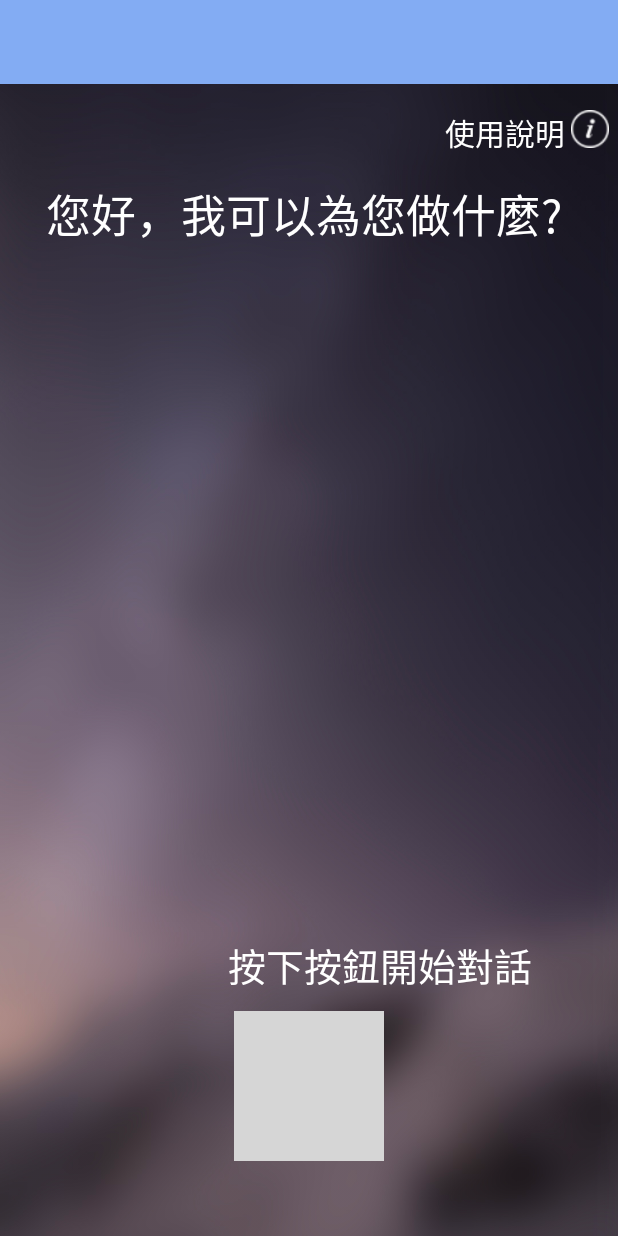
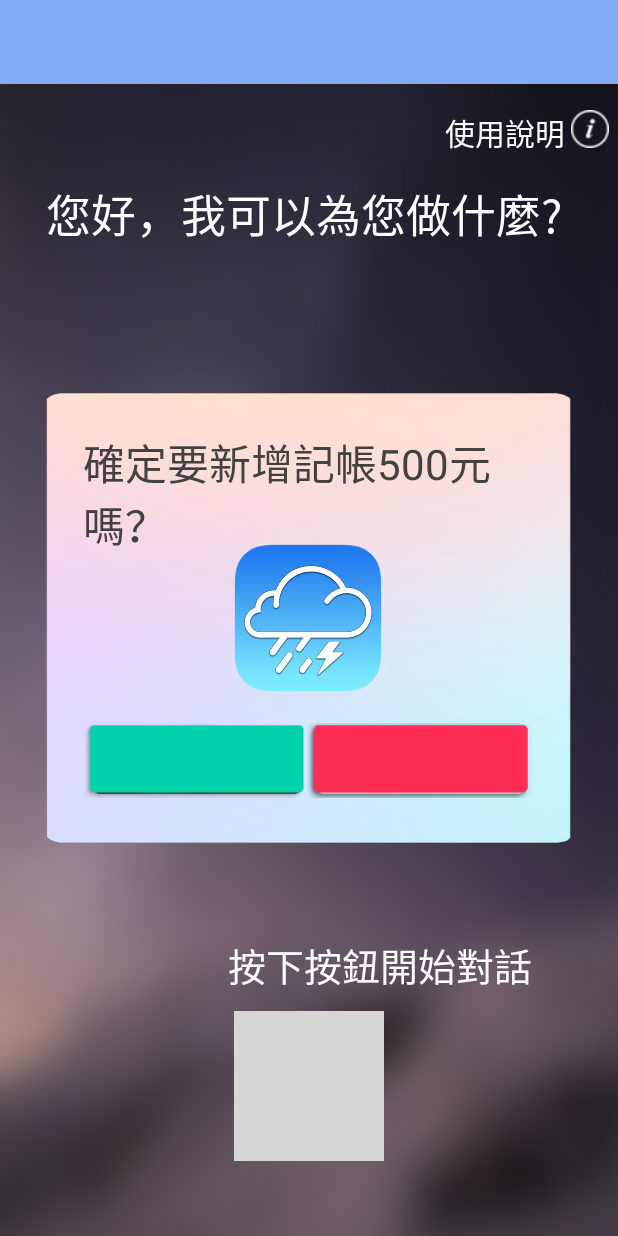
Before and after one commit to Riceair/LifeAssistant_Project, an Android app: the layout activity_main.xml on its own in the app's theme, with its tools: preview values and no code run, on a phone screen of 412 x 824 dp. Run offline under Robolectric (Android 15) with nearby library versions, the phone set to English and light mode, and no system bars; grey boxes are pictures that could not be loaded.

Commit message:
Receipt data remake. 1627

```diff
--- a/app/src/main/java/com/example/lifeassistant_project/MainActivity.java
+++ b/app/src/main/java/com/example/lifeassistant_project/MainActivity.java
@@ -109,7 +109,7 @@ public class MainActivity extends AppCompatActivity implements NavigationView.On
             @Override
             public void onClick(View view) {
                 // for DEBUG
-//                DEBUG_FUNCTION(3);
+                DEBUG_FUNCTION(3);
 
                 Intent intent = new Intent(RecognizerIntent.ACTION_RECOGNIZE_SPEECH);
                 intent.putExtra(RecognizerIntent.EXTRA_LANGUAGE_MODEL, RecognizerIntent.LANGUAGE_MODEL_FREE_FORM);
--- a/app/src/main/java/com/example/lifeassistant_project/activity_update/ClientProgress.java
+++ b/app/src/main/java/com/example/lifeassistant_project/activity_update/ClientProgress.java
@@ -229,7 +229,7 @@ public class ClientProgress implements Runnable {
             {
                 try
                 {
-                    final int DATE_SIZE = 8, HIT_NUMBER_SIZE = 15, TOTAL_HIT_SIZE = DATE_SIZE + HIT_NUMBER_SIZE + 3;
+                    final int DATE_SIZE = 8, HIT_NUMBER_SIZE = 56, TOTAL_HIT_SIZE = DATE_SIZE + HIT_NUMBER_SIZE + 3;
                     System.out.println("receiptQR");
 
                     Socket client = new Socket(this.address, this.port);
@@ -249,6 +249,7 @@ public class ClientProgress implements Runnable {
                     for(int i = 0 ;i < b_buf.array().length; i += TOTAL_HIT_SIZE)
                     {
                         int ptr = i;
+                        System.out.println(PackageHandler.TransByteArray2String(b_buf.array(), b_buf.array().length));
                         if(!PackageHandler.TransByteArray2String(Arrays.copyOfRange(b_buf.array(), ptr, ptr + 3), 3).equals("rqr"))
                             break;
 
@@ -256,6 +257,7 @@ public class ClientProgress implements Runnable {
                         byte[] rcvArray = Arrays.copyOfRange(b_buf.array(), ptr, ptr + DATE_SIZE + HIT_NUMBER_SIZE);
                         ReceiptContainer rcvReceipt = PackageHandler.ReceiptQRPackageDecode(rcvArray);
                         resultList.add(rcvReceipt);
+                        System.out.println("???");
                     }
                     this.rcvReceiptContainer = resultList;
 
--- a/app/src/main/res/layout/activity_main.xml
+++ b/app/src/main/res/layout/activity_main.xml
@@ -31,17 +31,6 @@
                     android:textColor="@color/design_default_color_background"
                     android:textSize="20sp"/>
 
-            <ImageView
-                android:id="@+id/chatBotHelpImg"
-                android:layout_width="25dp"
-                android:layout_height="25dp"
-                android:layout_alignParentRight="true"
-                android:layout_marginTop="73dp"
-                android:layout_marginRight="6dp"
-                android:onClick="clickToGetHelp"
-                android:scaleType="fitXY"
-                app:srcCompat="@drawable/moreinfo_button" />
-
             <TextView
                     android:id="@+id/chatBotSay"
                     android:layout_width="350dp"
@@ -52,7 +41,16 @@
                     android:text="您好，我可以為您做什麼?"
                     android:textColor="@color/cardview_light_background"
                     android:textSize="30sp"/>
-
+            <ImageView
+                    android:id="@+id/chatBotHelpImg"
+                    android:layout_width="25dp"
+                    android:layout_height="25dp"
+                    android:layout_alignParentRight="true"
+                    android:layout_marginTop="73dp"
+                    android:layout_marginRight="6dp"
+                    android:onClick="clickToGetHelp"
+                    android:scaleType="fitXY"
+                    app:srcCompat="@drawable/moreinfo_button"/>
             <ImageView
                 android:id="@+id/userSayButton"
                 android:layout_width="100dp"
@@ -95,7 +93,7 @@
                 android:layout_centerInParent="true"
                 android:background="@drawable/main_inner_background"
                 android:visibility="visible"
-                tools:visibility="invisible">
+                tools:visibility="visible">
 
             <TextView
                     android:id="@+id/chatBotSay_more"
```
Also changed, not shown: app/src/main/java/com/example/lifeassistant_project/activity_update/PackageHandler.java (+4 -4 lines).
